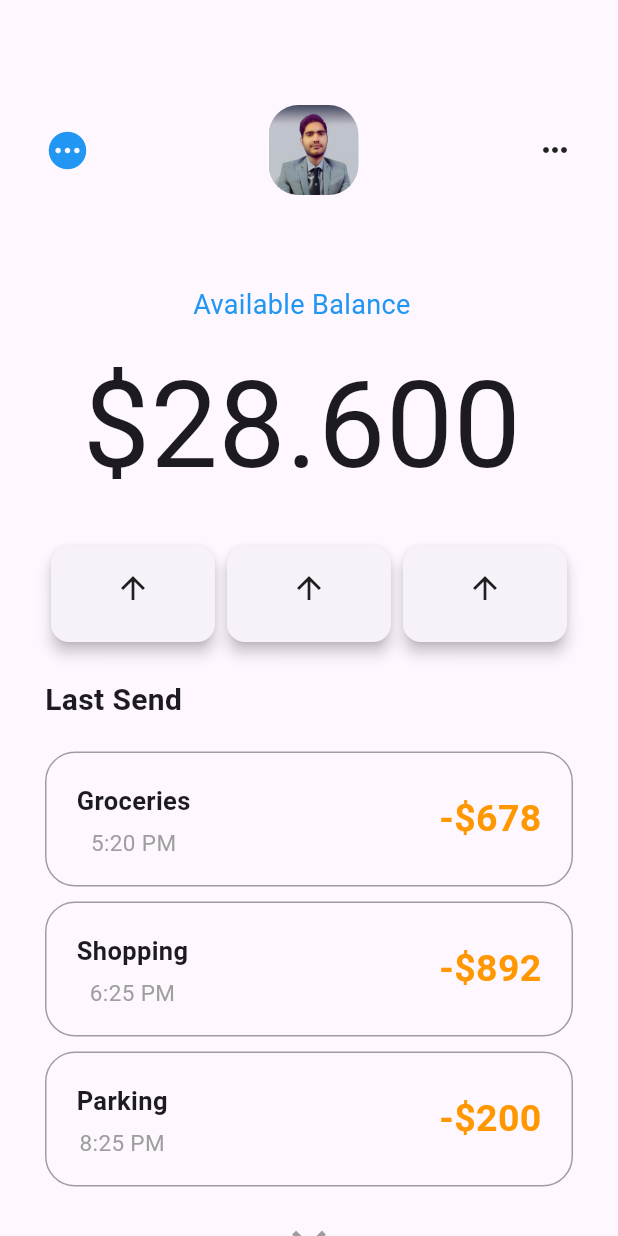
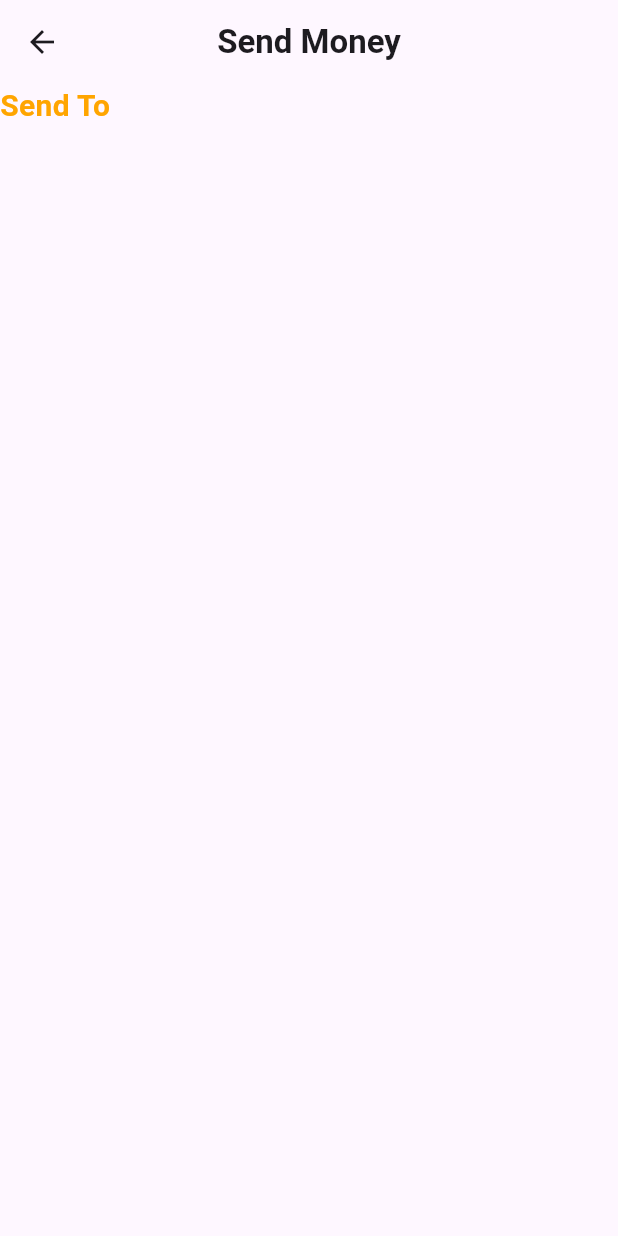
Before and after one commit to Yashu-Chaudhary/Banking-Mobile-App, a Flutter app: the screen it shows after launch, on a phone screen of 412 x 824 dp. Run offline on Flutter 3.47's test engine with Material 3 defaults, Android fonts, the light colour scheme and no system bars; our stand-ins replace get.

Commit message:
third screen

```diff
--- a/lib/app.dart
+++ b/lib/app.dart
@@ -1,15 +1,17 @@
 import 'package:banking_mobile_app/screens/first_screen.dart';
+import 'package:banking_mobile_app/screens/send_money.dart';
 import 'package:flutter/material.dart';
+import 'package:get/get_navigation/src/root/get_material_app.dart';
 
 class App extends StatelessWidget {
   const App({super.key});
 
   @override
   Widget build(BuildContext context) {
-    return const MaterialApp(
+    return const GetMaterialApp(
       debugShowCheckedModeBanner: false,
       home: Scaffold(
-        body: FirstScreen(),
+        body: SendMoneyPage(),
       ),
     );
   }
--- a/lib/screens/first_screen.dart
+++ b/lib/screens/first_screen.dart
@@ -2,9 +2,7 @@ import 'package:banking_mobile_app/utils/comman/detail_container.dart';
 import 'package:banking_mobile_app/utils/comman/expandable_row.dart';
 import 'package:banking_mobile_app/utils/constants/string_texts.dart';
 import 'package:banking_mobile_app/utils/comman/header.dart';
-import 'package:flutter/cupertino.dart';
 import 'package:flutter/material.dart';
-import 'package:flutter/widgets.dart';
 
 class FirstScreen extends StatelessWidget {
   const FirstScreen({
@@ -13,7 +11,8 @@ class FirstScreen extends StatelessWidget {
 
   @override
   Widget build(BuildContext context) {
-    return SingleChildScrollView(
+    return Scaffold(
+      body: SingleChildScrollView(
         child: Padding(
           padding: const EdgeInsets.all(30),
           child: Column(
@@ -83,6 +82,7 @@ class FirstScreen extends StatelessWidget {
             ],
           ),
         ),
+      ),
     );
   }
 }
--- /dev/null
+++ b/lib/screens/send_money.dart
@@ -0,0 +1,36 @@
+import 'package:banking_mobile_app/screens/first_screen.dart';
+import 'package:banking_mobile_app/utils/constants/string_colors.dart';
+import 'package:banking_mobile_app/utils/constants/string_texts.dart';
+import 'package:flutter/material.dart';
+import 'package:get/get.dart';
+
+class SendMoneyPage extends StatelessWidget {
+  const SendMoneyPage({super.key});
+
+  @override
+  Widget build(BuildContext context) {
+    return Scaffold(
+      appBar: AppBar(
+        title: const Text(
+          PTexts.sendMoney,
+          style: TextStyle(fontWeight: FontWeight.bold),
+
+        ),
+        centerTitle: true,
+        leading: IconButton(icon: const Icon(Icons.arrow_back),onPressed:(()=>Get.to(const FirstScreen())),),
+      ),
+      body: const SingleChildScrollView(
+        child: Column(
+          children: [
+            Row(
+              children: [
+                SizedBox(height: 15),
+                Text(PTexts.sendTo, style: TextStyle(fontSize: 20,color: PColors.secondary, fontWeight: FontWeight.bold),)
+              ],
+            )
+          ],
+        ),
+      ),
+    );
+  }
+}
--- /dev/null
+++ b/lib/utils/constants/string_colors.dart
@@ -0,0 +1,8 @@
+import 'package:flutter/material.dart';
+
+class PColors {
+  static const Color primary = Color(0xFF4b68ff);
+  static const Color secondary =  Color(0xFFFFA500);
+
+
+}
--- a/lib/utils/constants/string_texts.dart
+++ b/lib/utils/constants/string_texts.dart
@@ -1,4 +1,10 @@
 class PTexts {
   static const String avaliableBalance = "Available Balance";
   static const String lastSend = 'Last Send';
+  static const String send = 'Send';
+  static const String receive = 'Receive';
+  static const String lastReceive = 'Last Receive';
+  static const String sendMoney = 'Send Money';
+  static const String sendTo = 'Send To';
+  static const String seeAll = 'see all';
 }
--- a/pubspec.yaml
+++ b/pubspec.yaml
@@ -35,6 +35,7 @@ dependencies:
 
 # ---------------util dependencies------------------
   patterns_canvas: ^0.4.0
+  get: ^4.6.6
 
 
 
```
Also changed, not shown: pubspec.lock. Lines whose indentation alone changed are shown as unchanged.
